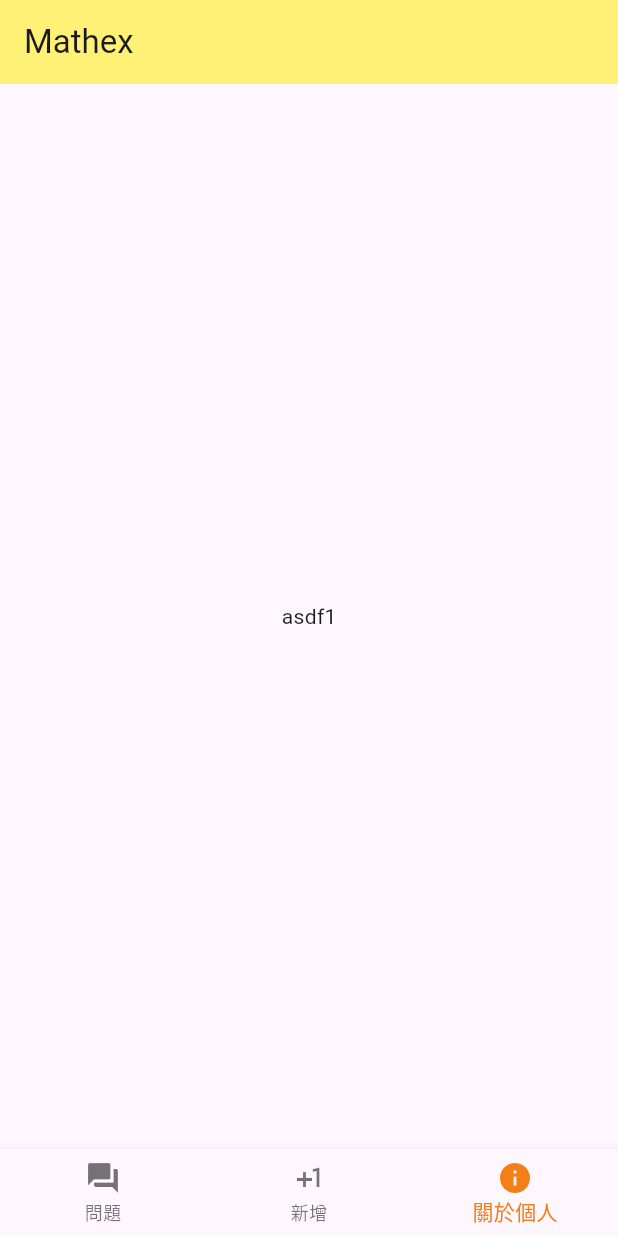
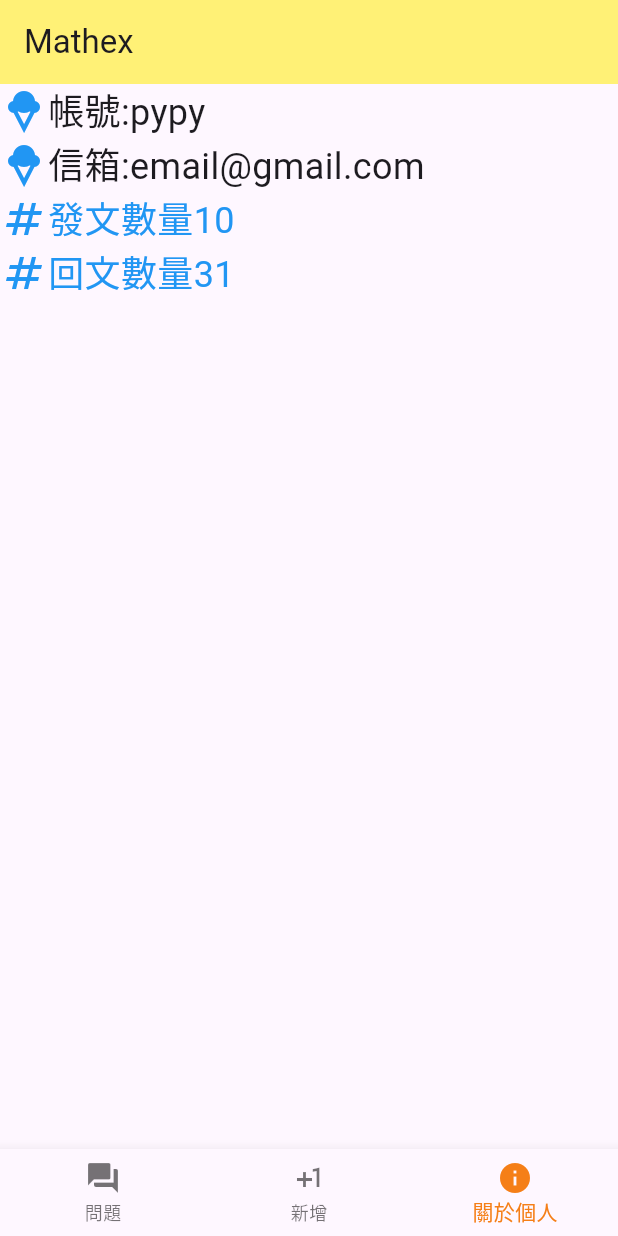
Before and after one commit to Maxspace1024/Mathex, a Flutter app: the screen it shows after launch, item 3 of the bottom bar chosen, on a phone screen of 412 x 824 dp. Run offline on Flutter 3.47's test engine with Material 3 defaults, Android fonts, the phone set to English and light mode, and no system bars.

Commit message:
增加分頁內容

```diff
--- a/lib/main.dart
+++ b/lib/main.dart
@@ -1,4 +1,5 @@
 import 'package:flutter/material.dart';
+import 'package:flutter/services.dart';
 
 void main() {
   runApp(const MyApp());
@@ -31,10 +32,10 @@ class BottomNavBar extends StatefulWidget {
 class _BottomNavBarState extends State<BottomNavBar> {
   int _selectIndex = 0;
 
-  static const List<Widget> _widget = <Widget>[
-    Text('asdf3'),
+  List<Widget> _widget = <Widget>[
+    MyListView(),
     Text('asdf2'),
-    Text('asdf1')
+    UserProfile(),
   ];
 
   void _onItemTapped(int index) {
@@ -66,3 +67,70 @@ class _BottomNavBarState extends State<BottomNavBar> {
     );
   }
 }
+
+/* list view */
+class MyListItem extends StatelessWidget {
+  final String title;
+
+  MyListItem({required this.title});
+
+  @override
+  Widget build(BuildContext context) {
+    return ListTile(
+      title: Text(title),
+      subtitle: Text('${title}_sub_description'),
+      // 其他列表項目的配置...
+    );
+  }
+}
+
+class MyListView extends StatelessWidget {
+  final List<String> items = ['Item 1', 'Item 2', 'Item 3', 'Item 4', '我想問卦'];
+
+  @override
+  Widget build(BuildContext context) {
+    return ListView.builder(
+      itemCount: items.length,
+      itemBuilder: (context, index) {
+        return MyListItem(title: items[index]); // 將MyListItem添加到ListView中
+      },
+    );
+  }
+}
+
+/* profile */
+class UserProfile extends StatelessWidget {
+  const UserProfile({Key? key}) : super(key: key);
+
+  @override
+  Widget build(BuildContext context) {
+    return const Column(
+      children: [
+        Row(
+          children: [
+            Icon(Icons.icecream, color: Colors.blue, size: 32,),
+            Text('帳號:${'pypy'}', style: TextStyle(fontSize: 24) ),
+          ],
+        ),
+        Row(
+          children: [
+            Icon(Icons.icecream, color: Colors.blue, size: 32,),
+            Text('信箱:${'email@gmail.com'}', style: TextStyle(fontSize: 24), ),
+          ],
+        ),
+        Row(
+          children: [
+            Icon(Icons.numbers, color: Colors.blue, size: 32),
+            Text('發文數量${'10'}', style: TextStyle(fontSize: 24,color: Colors.blue),),
+          ],
+        ),
+        Row(
+          children: [
+            Icon(Icons.numbers, color: Colors.blue, size: 32),
+            Text('回文數量${'31'}', style: TextStyle(fontSize: 24,color: Colors.blue),),
+          ],
+        )
+      ],
+    );
+  }
+}
```
